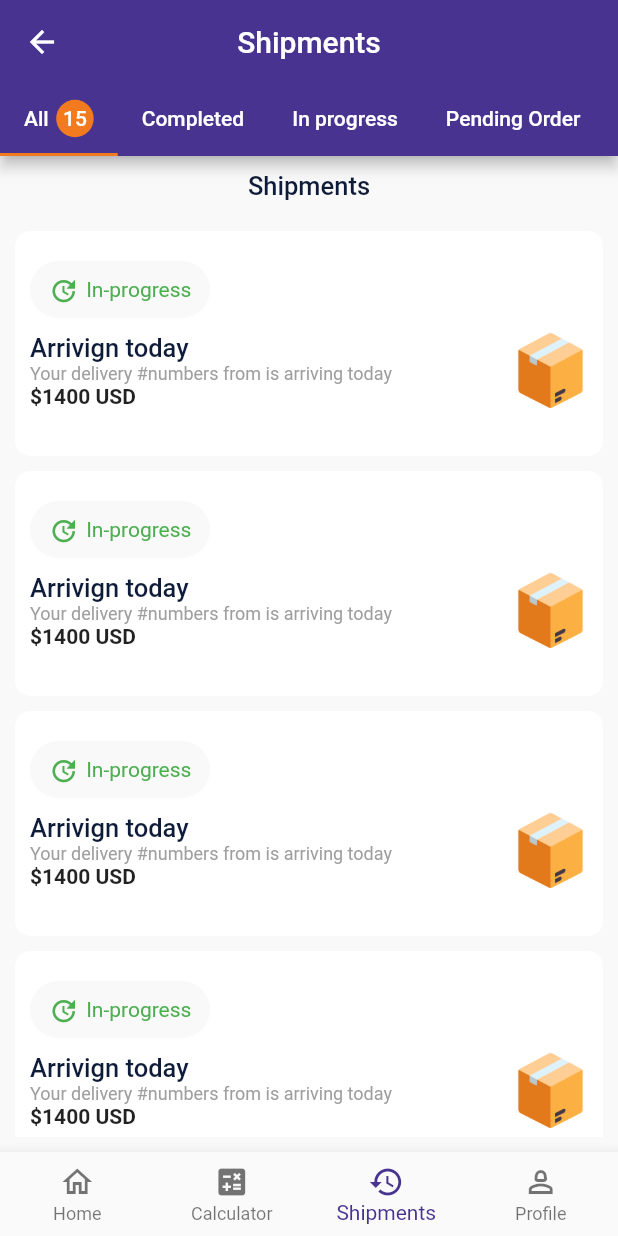
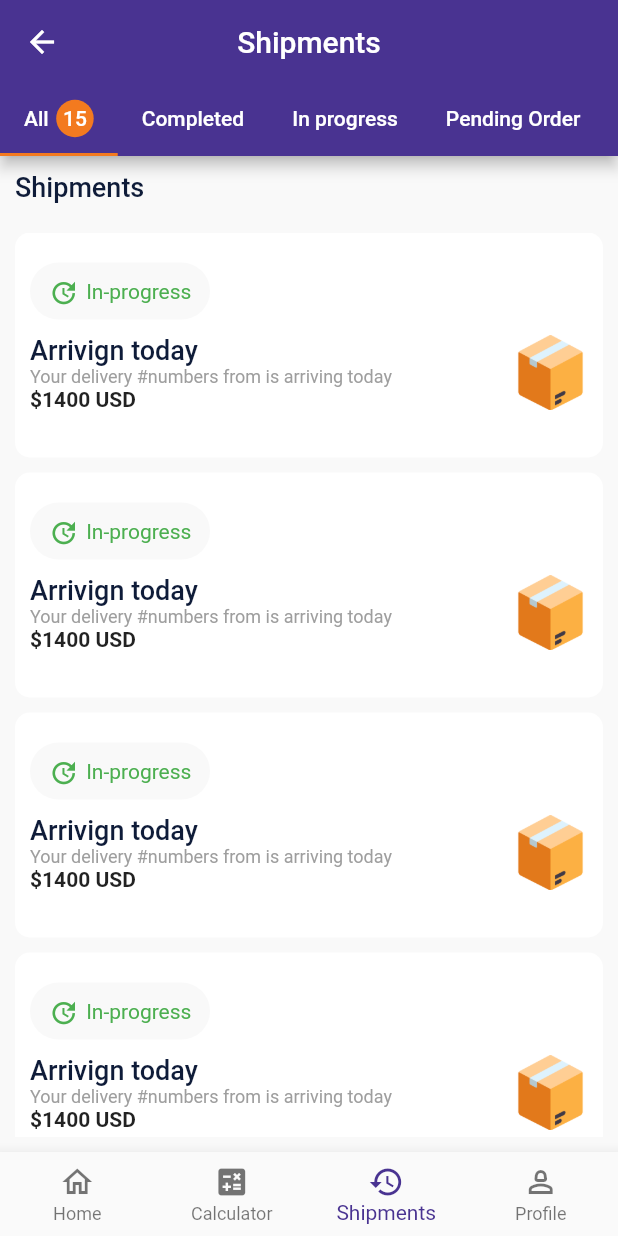
Before and after one commit to briankibiku/movemate, a Flutter app: the screen it shows after launch, item 3 of the bottom bar chosen, on a phone screen of 412 x 824 dp. Run offline on Flutter 3.47's test engine with Material 2 defaults, Android fonts, the phone set to English and light mode, and no system bars; our stand-ins replace dio, freezed_annotation; network calls fail.

```diff
--- a/lib/config/theme/theme.dart
+++ b/lib/config/theme/theme.dart
@@ -9,7 +9,7 @@ class AppThemes {
 
 class AppTextStyles {
   static const TextStyle mainHeadingTextStyle = TextStyle(
-    fontSize: 17,
+    fontSize: 18,
     fontWeight: FontWeight.w500,
     color: Color(0xFF0f1c39),
   );
--- a/lib/features/shipments/presentation/pages/shipments.dart
+++ b/lib/features/shipments/presentation/pages/shipments.dart
@@ -62,6 +62,7 @@ class Shipments extends StatelessWidget {
               // margin: const EdgeInsets.all(10),
               padding: const EdgeInsets.all(10),
               child: Column(
+                crossAxisAlignment: CrossAxisAlignment.start,
                 children: [
                   const Text(
                     'Shipments',
```
